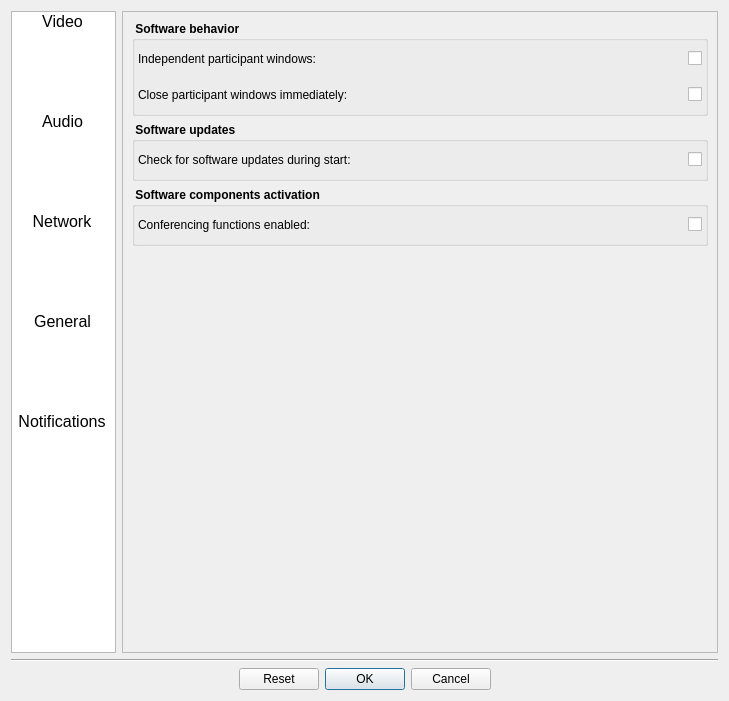
First picture: the form in Homer/forms/Dialogs/ConfigurationDialog.ui, repository Homer-Conferencing/Homer-Conferencing, before the edit.
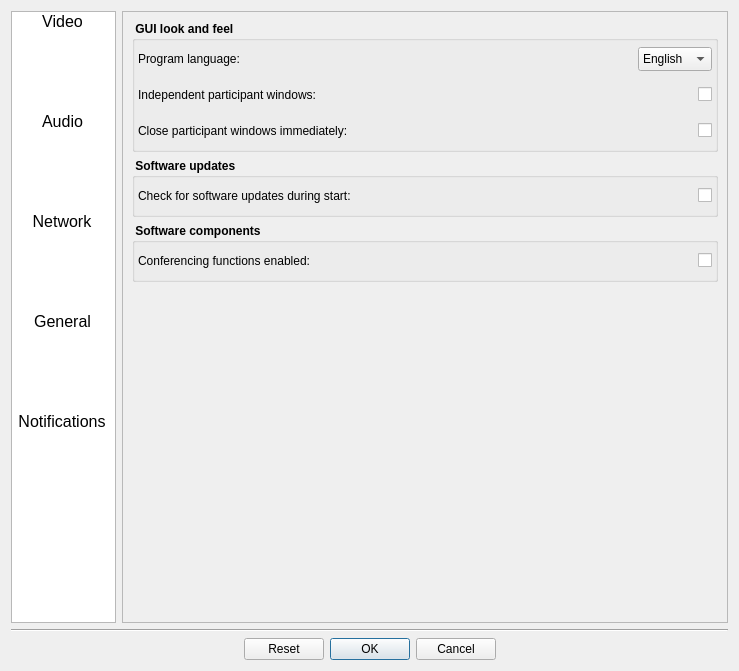
Second picture: the form after the edit. The open tabs and pages were chosen to show the change. Icons and pictures are not drawn.

Commit message: - add: multi-language support

Patch:
```diff
--- a/Homer/forms/Dialogs/ConfigurationDialog.ui
+++ b/Homer/forms/Dialogs/ConfigurationDialog.ui
@@ -6,8 +6,8 @@
    <rect>
     <x>0</x>
     <y>0</y>
-    <width>729</width>
-    <height>701</height>
+    <width>739</width>
+    <height>665</height>
    </rect>
   </property>
   <property name="windowTitle">
@@ -2658,12 +2658,80 @@
             </font>
            </property>
            <property name="title">
-            <string> Software behavior </string>
+            <string> GUI look and feel </string>
            </property>
            <layout class="QVBoxLayout" name="verticalLayout_13">
             <property name="margin">
              <number>3</number>
             </property>
+            <item>
+             <layout class="QHBoxLayout" name="horizontalLayout_14">
+              <item>
+               <widget class="QLabel" name="label_7">
+                <property name="minimumSize">
+                 <size>
+                  <width>0</width>
+                  <height>30</height>
+                 </size>
+                </property>
+                <property name="font">
+                 <font>
+                  <weight>50</weight>
+                  <bold>false</bold>
+                 </font>
+                </property>
+                <property name="text">
+                 <string>Program language: </string>
+                </property>
+               </widget>
+              </item>
+              <item>
+               <spacer name="horizontalSpacer_15">
+                <property name="orientation">
+                 <enum>Qt::Horizontal</enum>
+                </property>
+                <property name="sizeHint" stdset="0">
+                 <size>
+                  <width>40</width>
+                  <height>20</height>
+                 </size>
+                </property>
+               </spacer>
+              </item>
+              <item>
+               <widget class="QComboBox" name="mCbLanguage">
+                <property name="minimumSize">
+                 <size>
+                  <width>0</width>
+                  <height>24</height>
+                 </size>
+                </property>
+                <property name="maximumSize">
+                 <size>
+                  <width>16777215</width>
+                  <height>24</height>
+                 </size>
+                </property>
+                <property name="font">
+                 <font>
+                  <weight>50</weight>
+                  <bold>false</bold>
+                 </font>
+                </property>
+                <item>
+                 <property name="text">
+                  <string>English</string>
+                 </property>
+                </item>
+                <item>
+                 <property name="text">
+                  <string>Deutsch</string>
+                 </property>
+                </item>
+               </widget>
+              </item>
+             </layout>
+            </item>
             <item>
              <layout class="QHBoxLayout" name="horizontalLayout_35">
               <item>
@@ -2826,7 +2894,7 @@
             </font>
            </property>
            <property name="title">
-            <string> Software components activation </string>
+            <string> Software components</string>
            </property>
            <layout class="QVBoxLayout" name="verticalLayout_15">
             <property name="margin">
```
Left out of the diff: 2 changed lines with no effect on the pictures. The commit also changes 8 other files.
